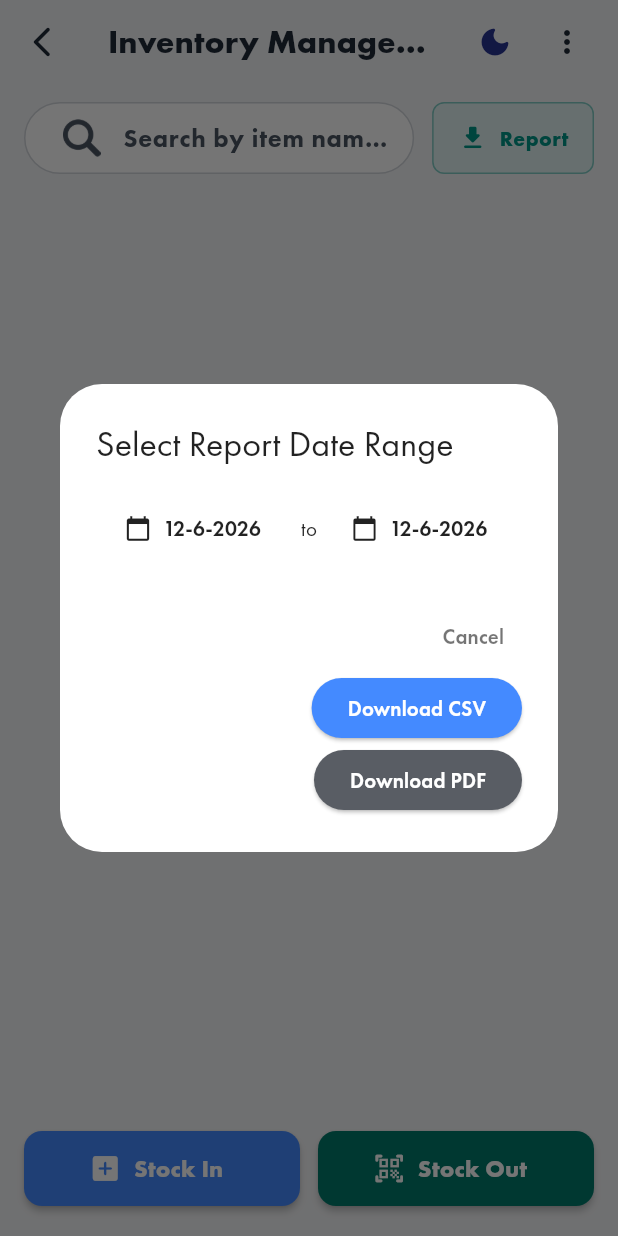
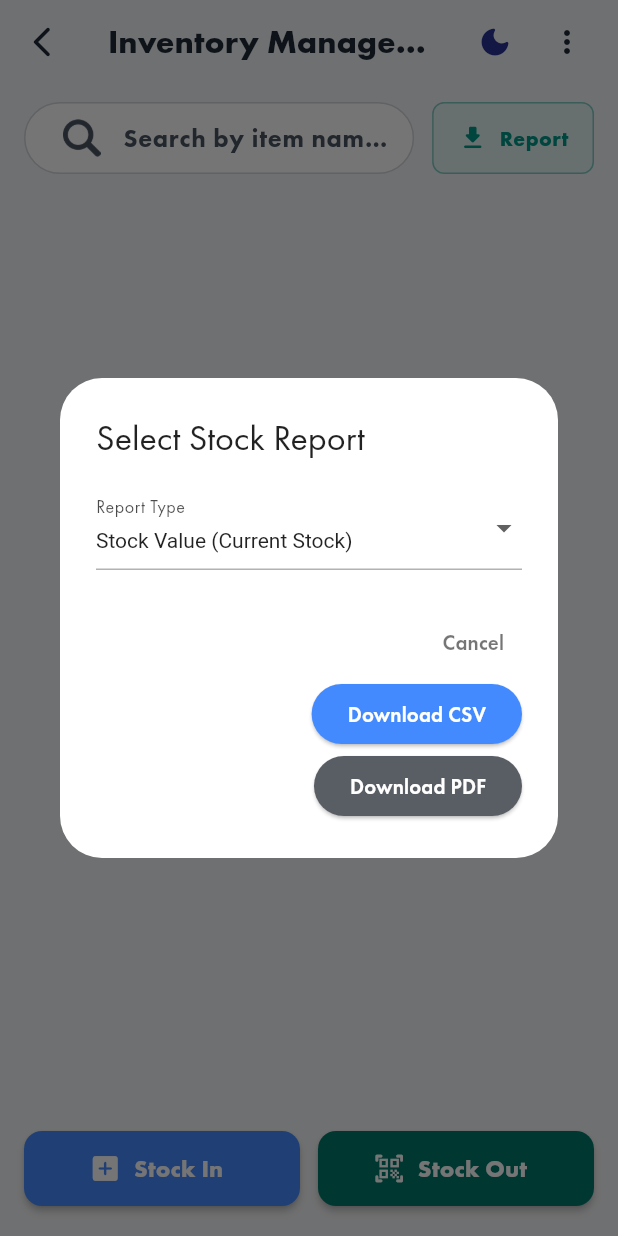
Before and after one commit to HAsi2468/EliteEditionFluter, a Flutter app: the InventoryView screen opened by its route, after a tap on "Report", on a phone screen of 412 x 824 dp. Run offline on Flutter 3.47's test engine with Material 3 defaults, Android fonts, the phone set to English and light mode, and no system bars; our stand-ins replace cached_network_image, connectivity_plus, dropdown_search, flutter_expandable_fab, get, lazy_load_scrollview and 2 more; missing offline and left inert: cross_scroll, dart:html, dart:ui_web, flutter_date_range_picker, flutter_file_dialog, flutter_pdfview and 1 more; network calls fail.

Commit message:
feat: migrate sales/brand reports to backend, add multi-type inventory reports selection, and remove currency symbols from views

```diff
--- a/lib/modules/inventory/view/inventory_view.dart
+++ b/lib/modules/inventory/view/inventory_view.dart
@@ -608,7 +608,7 @@ class InventoryView extends GetView<InventoryController> {
                     crossAxisAlignment: CrossAxisAlignment.end,
                     children: [
                       Text(
-                        "₹${item.salePrice.toStringAsFixed(0)}",
+                        item.salePrice.toStringAsFixed(0),
                         style: TextStyle(
                           color: isDark
                               ? Colors.cyanAccent
@@ -1118,12 +1118,12 @@ class InventoryView extends GetView<InventoryController> {
                       keyboardType: TextInputType.number, enabled: false),
                   const SizedBox(height: 12),
                   _buildFormInput(
-                      "Purchase Price (₹)", controller.purchasePriceController,
+                      "Purchase Price", controller.purchasePriceController,
                       keyboardType:
                           const TextInputType.numberWithOptions(decimal: true)),
                   const SizedBox(height: 12),
                   _buildFormInput(
-                      "Sale Price (₹)", controller.salePriceController,
+                      "Sale Price", controller.salePriceController,
                       keyboardType:
                           const TextInputType.numberWithOptions(decimal: true)),
 
@@ -1242,7 +1242,7 @@ class InventoryView extends GetView<InventoryController> {
                                             ),
                                           ),
                                           Text(
-                                            "Buy: ₹$purchasePrice | Sell: ₹$salePrice",
+                                            "Buy: $purchasePrice | Sell: $salePrice",
                                             style: TextStyle(
                                               color: isDark
                                                   ? Colors.cyanAccent
@@ -3206,13 +3206,13 @@ class InventoryView extends GetView<InventoryController> {
                       const Divider(height: 1, thickness: 0.5),
                       _buildDetailRow(
                           "Purchase Price",
-                          "₹${item.purchasePrice.toStringAsFixed(2)}",
+                          item.purchasePrice.toStringAsFixed(2),
                           textColor,
                           labelColor),
                       const Divider(height: 1, thickness: 0.5),
                       _buildDetailRow(
                           "Total Cost",
-                          "₹${totalCost.toStringAsFixed(2)}",
+                          totalCost.toStringAsFixed(2),
                           isDark ? Colors.greenAccent : Colors.green.shade800,
                           labelColor,
                           isBoldVal: true),
@@ -3535,6 +3535,7 @@ class InventoryView extends GetView<InventoryController> {
   void _showReportDateSelection(BuildContext context) {
     DateTime startDate = DateTime.now();
     DateTime endDate = DateTime.now();
+    String reportType = "value"; // "value", "inward", "outward"
 
     showDialog(
       context: context,
@@ -3546,16 +3547,44 @@ class InventoryView extends GetView<InventoryController> {
 
             return AlertDialog(
               backgroundColor: isDark ? AppColor.primary800 : Colors.white,
-              title: Text("Select Report Date Range", style: TextStyle(color: textColor)),
+              title: Text("Select Stock Report", style: TextStyle(color: textColor)),
               content: Column(
                 mainAxisSize: MainAxisSize.min,
-                children: [
+                crossAxisAlignment: CrossAxisAlignment.start,
+                children: [
+                  DropdownButtonFormField<String>(
+                    value: reportType,
+                    dropdownColor: isDark ? AppColor.primary800 : Colors.white,
+                    style: TextStyle(color: textColor, fontSize: 14),
+                    decoration: InputDecoration(
+                      labelText: "Report Type",
+                      labelStyle: TextStyle(color: textColor.withOpacity(0.7)),
+                      enabledBorder: UnderlineInputBorder(
+                        borderSide: BorderSide(color: textColor.withOpacity(0.3)),
+                      ),
+                    ),
+                    items: const [
+                      DropdownMenuItem(value: "value", child: Text("Stock Value (Current Stock)")),
+                      DropdownMenuItem(value: "inward", child: Text("Stock Inward")),
+                      DropdownMenuItem(value: "outward", child: Text("Stock Outward")),
+                    ],
+                    onChanged: (val) {
+                      if (val != null) {
+                        setDialogState(() {
+                          reportType = val;
+                        });
+                      }
+                    },
+                  ),
+                  if (reportType != "value") ...[
+                    const SizedBox(height: 16),
+                    Text("Select Date Range", style: TextStyle(color: textColor.withOpacity(0.7), fontSize: 12)),
                     Row(
                       children: [
                         Expanded(
                           child: TextButton.icon(
-                          icon: Icon(Icons.calendar_today, color: textColor),
-                          label: Text("${startDate.day}-${startDate.month}-${startDate.year}", style: TextStyle(color: textColor)),
+                            icon: Icon(Icons.calendar_today, color: textColor, size: 16),
+                            label: Text("${startDate.day}-${startDate.month}-${startDate.year}", style: TextStyle(color: textColor, fontSize: 13)),
                             onPressed: () async {
                               DateTime? picked = await showDatePicker(
                                 context: context,
@@ -3577,8 +3606,8 @@ class InventoryView extends GetView<InventoryController> {
                         Text(" to ", style: TextStyle(color: textColor)),
                         Expanded(
                           child: TextButton.icon(
-                          icon: Icon(Icons.calendar_today, color: textColor),
-                          label: Text("${endDate.day}-${endDate.month}-${endDate.year}", style: TextStyle(color: textColor)),
+                            icon: Icon(Icons.calendar_today, color: textColor, size: 16),
+                            label: Text("${endDate.day}-${endDate.month}-${endDate.year}", style: TextStyle(color: textColor, fontSize: 13)),
                             onPressed: () async {
                               DateTime? picked = await showDatePicker(
                                 context: context,
@@ -3597,6 +3626,7 @@ class InventoryView extends GetView<InventoryController> {
                       ],
                     ),
                   ],
+                ],
               ),
               actions: [
                 TextButton(
@@ -3656,7 +3686,19 @@ class InventoryView extends GetView<InventoryController> {
                     try {
                       final startStr = "${startDate.year}-${startDate.month.toString().padLeft(2, '0')}-${startDate.day.toString().padLeft(2, '0')}";
                       final endStr = "${endDate.year}-${endDate.month.toString().padLeft(2, '0')}-${endDate.day.toString().padLeft(2, '0')}";
-                      final reportUrl = "${ApiUrl.baseUrl}/inventory/report/pdf?dateStart=$startStr&dateEnd=$endStr";
+
+                      String reportUrl;
+                      String fileName;
+                      if (reportType == "value") {
+                        reportUrl = "${ApiUrl.baseUrl}/inventory/report/stock-value";
+                        fileName = "Stock_Value_Report_${DateTime.now().day}-${DateTime.now().month}-${DateTime.now().year}.pdf";
+                      } else if (reportType == "inward") {
+                        reportUrl = "${ApiUrl.baseUrl}/inventory/report/stock-inward?dateStart=$startStr&dateEnd=$endStr";
+                        fileName = "Stock_Inward_Report_${startStr}.pdf";
+                      } else {
+                        reportUrl = "${ApiUrl.baseUrl}/inventory/report/stock-outward?dateStart=$startStr&dateEnd=$endStr";
+                        fileName = "Stock_Outward_Report_${startStr}.pdf";
+                      }
 
                       final response = await http.get(Uri.parse(reportUrl));
                       if (response.statusCode != 200) {
@@ -3666,7 +3708,6 @@ class InventoryView extends GetView<InventoryController> {
 
                       Get.back(); // close loading
 
-                      final fileName = "Inventory_Report_${startDate.day}-${startDate.month}-${startDate.year}.pdf";
                       if (kIsWeb) {
                         await saveAndDownloadPdf(pdfData, fileName);
                         AppSnacks.successSnack(message: "Report downloaded successfully");
```
Also changed, not shown: lib/modules/home/controller/home_controller.dart (+23 -66 lines). Lines whose indentation alone changed are shown as unchanged.
